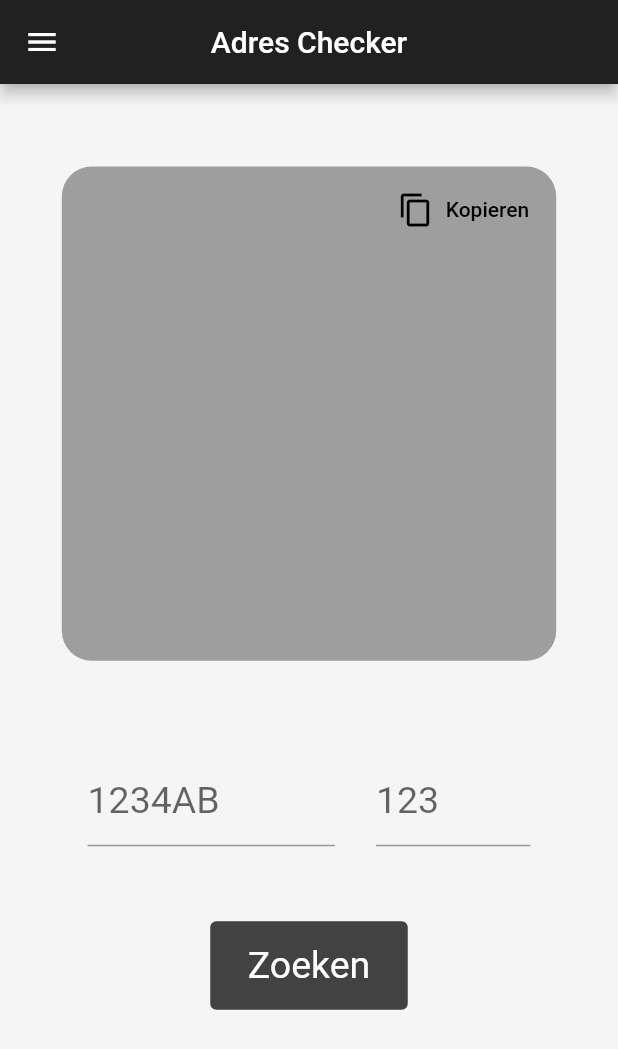
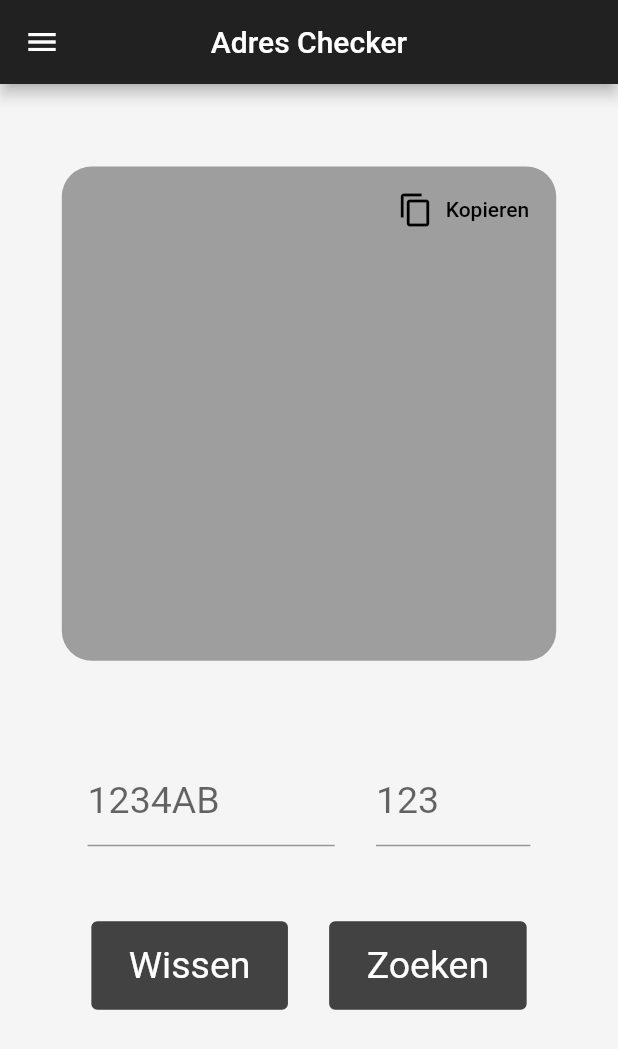
Before and after one commit to JeromeNL/postcodeapp, a Flutter app: the screen it shows after launch, after a tap on "Zoeken", on a phone screen of 412 x 824 dp. Shown: the top 1049 px of the screen. Run offline on Flutter 3.47's test engine with Material 2 defaults, Android fonts, the phone set to English and light mode, and no system bars; our stand-ins replace in_app_review, share_plus; missing offline and left inert: store_redirect; network calls fail.

Commit message:
'Clear' button added for removing data from View and TextFields

```diff
--- a/lib/main.dart
+++ b/lib/main.dart
@@ -58,10 +58,6 @@ class _FirstScreenState extends State<FirstScreen> {
     super.dispose();
   }
 
-
-
-
-
   void fillInCorrectData() {
     setState(() {
       postCode = APIData.values.elementAt(5);
@@ -73,16 +69,20 @@ class _FirstScreenState extends State<FirstScreen> {
     });
   }
 
-  void clearAllDataFromView(){
-    String postCode = '';
-    String number = '';
-    String street = '';
-    String city = '';
-    String municipality = "";
-    String province = '';
+  void clearAllDataFromView() {
+    setState(() {
+      postCode = '';
+      number = '';
+      street = '';
+      city = '';
+      municipality = "";
+      province = '';
+      postcodeController.clear();
+      numberController.clear();
+    });
   }
 
-  void givenDataNotCorrect(){
+  void givenDataNotCorrect() {
     setState(() {
       postCode = 'Postcode bestaat niet!';
       number = '';
@@ -93,14 +93,25 @@ class _FirstScreenState extends State<FirstScreen> {
     });
   }
 
-  void copyAddress(){
+  void copyAddress() {
     String fullAddress = "Geen Adres Gevonden :(";
-    if(postCode != null){
-      fullAddress = street + ", " + number + " " + postCode + " " + city + " " + municipality + " " + province;
+    if (postCode != null) {
+      fullAddress = street +
+          ", " +
+          number +
+          " " +
+          postCode +
+          " " +
+          city +
+          " " +
+          municipality +
+          " " +
+          province;
     }
 
-    Clipboard.setData(ClipboardData(text: fullAddress)).then((_){
-      ScaffoldMessenger.of(context).showSnackBar(SnackBar(content: Text("Het adres is naar jouw klembord gekopieerd!")));
+    Clipboard.setData(ClipboardData(text: fullAddress)).then((_) {
+      ScaffoldMessenger.of(context).showSnackBar(SnackBar(
+          content: Text("Het adres is naar jouw klembord gekopieerd!")));
     });
   }
 
@@ -245,7 +256,6 @@ class _FirstScreenState extends State<FirstScreen> {
                       ],
                     ),
                     Text(
-
                       street + number,
                       style: TextStyle(
                         fontSize: 25,
@@ -287,19 +297,22 @@ class _FirstScreenState extends State<FirstScreen> {
                     width: (MediaQuery.of(context).size.width / 2.5),
                     child: TextField(
                       controller: postcodeController,
-                    style: TextStyle(fontSize: 25.0, height: 2.0, color: Colors.black),
+                      style: TextStyle(
+                          fontSize: 25.0, height: 2.0, color: Colors.black),
                       decoration: InputDecoration(
                         hintText: "1234AB",
                       ),
                     ),
                   ),
-                VerticalDivider(width: MediaQuery.of(context).size.width / 15),
+                  VerticalDivider(
+                      width: MediaQuery.of(context).size.width / 15),
                   SizedBox(
                     height: (MediaQuery.of(context).size.height / 12),
                     width: (MediaQuery.of(context).size.width / 4),
                     child: TextField(
                       controller: numberController,
-                    style: TextStyle(fontSize: 25.0, height: 2.0, color: Colors.black),
+                      style: TextStyle(
+                          fontSize: 25.0, height: 2.0, color: Colors.black),
                       decoration: InputDecoration(
                         hintText: "123",
                       ),
@@ -308,15 +321,32 @@ class _FirstScreenState extends State<FirstScreen> {
                 ],
               ),
               const SizedBox(height: 50),
+              Row(
+                mainAxisAlignment: MainAxisAlignment.center,
+                children: [
+                  TextButton(
+                    child: const Text("Wissen"),
+                    onPressed: () {
+                      clearAllDataFromView();
+                    },
+                    style: TextButton.styleFrom(
+                      textStyle: const TextStyle(fontSize: 25),
+                      backgroundColor: Colors.grey[800],
+                      primary: Colors.white,
+                      padding: const EdgeInsets.fromLTRB(25, 15, 25, 15),
+                    ),
+                  ),
+                  VerticalDivider(
+                      width: MediaQuery.of(context).size.width / 15),
                   TextButton(
                     child: const Text("Zoeken"),
                     onPressed: () async {
                       // data versturen van view naar model
                       APIData = await dataFromAPI.getData(
                           postcodeController.text, numberController.text);
-                  if(APIData.isEmpty){
+                      if (APIData.isEmpty) {
                         givenDataNotCorrect();
-                  } else{
+                      } else {
                         fillInCorrectData();
                       }
                     },
@@ -329,6 +359,8 @@ class _FirstScreenState extends State<FirstScreen> {
                   ),
                 ],
               ),
+            ],
+          ),
         ),
       ),
     );
--- a/lib/postCodeAPI.dart
+++ b/lib/postCodeAPI.dart
@@ -14,7 +14,7 @@ class postCodeAPI {
         'api/v1/postcode/full',
         {'postcode': '$postCode', 'number': '$number'},
       );
-      print(url);
+
 
       // Await the http get response, then decode the json-formatted response.
       var response = await http.get(
```
Lines whose indentation alone changed are shown as unchanged.
